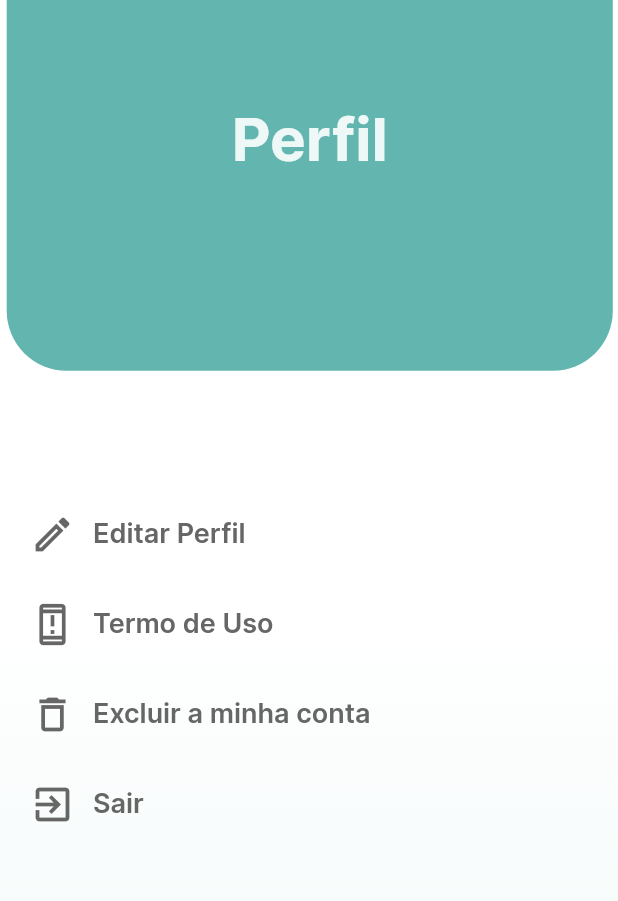
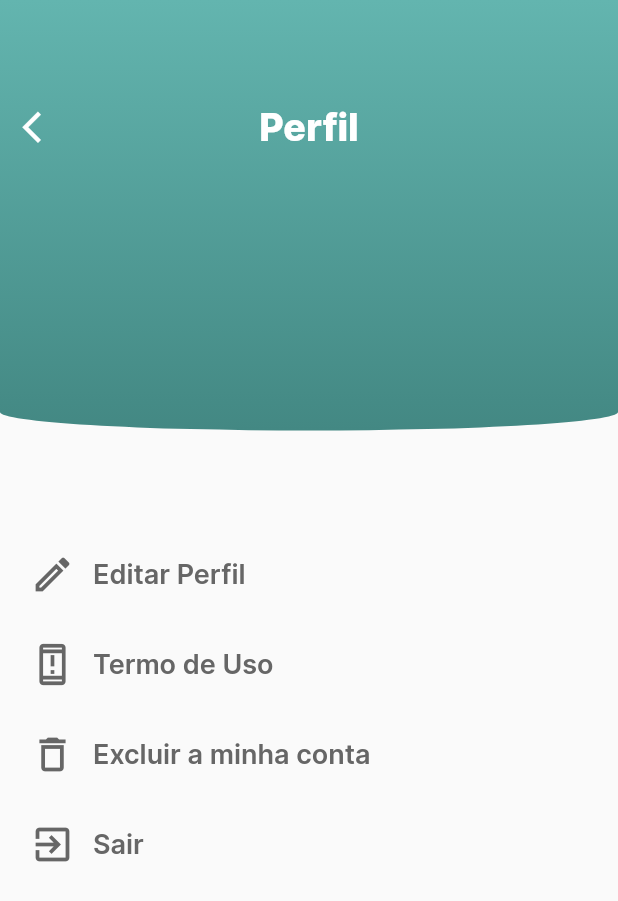
Before and after one commit to ramonzacarias/minha_estante, a Flutter app: the ProfilePage screen opened directly, on a phone screen of 412 x 824 dp. Shown: the top 901 px of the screen. Run offline on Flutter 3.47's test engine with Material 2 defaults, Android fonts, the phone set to English and light mode, and no system bars; our stand-ins replace firebase_auth, firebase_core, flutter_secure_storage, get_it; accounts and stored records are empty.

Commit message:
Criação do widget AppHeader e ajustes na page perfil

```diff
--- /dev/null
+++ b/lib/commom/widgets/app_header.dart
@@ -0,0 +1,72 @@
+import 'package:flutter/material.dart';
+import 'package:minha_estante/commom/constants/app_colors.dart';
+import 'package:minha_estante/commom/constants/app_text_styles.dart';
+import 'package:minha_estante/commom/constants/routes.dart';
+
+class AppHeader extends StatefulWidget {
+  final String? title;
+  const AppHeader({
+    super.key,
+    this.title,
+  });
+
+  @override
+  State<AppHeader> createState() => _AppHeaderState();
+}
+
+class _AppHeaderState extends State<AppHeader> {
+  @override
+  Widget build(BuildContext context) {
+    return Scaffold(
+      body: Stack(children: [
+        Positioned(
+          left: 0,
+          right: 0,
+          child: Container(
+            decoration: const BoxDecoration(
+              gradient: LinearGradient(
+                begin: Alignment.topCenter,
+                end: Alignment.bottomCenter,
+                colors: AppColors.greenGradient,
+              ),
+              borderRadius: BorderRadius.only(
+                bottomLeft: Radius.elliptical(500, 30),
+                bottomRight: Radius.elliptical(500, 30),
+              ),
+            ),
+            height: 287,
+          ),
+        ),
+        Positioned(
+          left: 15,
+          right: 0,
+          top: 70,
+          child: Row(
+            mainAxisAlignment: MainAxisAlignment.spaceBetween,
+            children: [
+              GestureDetector(
+                onTap: () =>
+                    Navigator.popAndPushNamed(context, NamedRoute.splash),
+                child: const Icon(
+                  Icons.arrow_back_ios,
+                  size: 25.0,
+                  color: AppColors.white,
+                ),
+              ),
+              Expanded(
+                child: Text(
+                  widget.title!,
+                  style: AppTextStyles.bigText.copyWith(color: AppColors.white),
+                  textAlign: TextAlign.center,
+                ),
+              ),
+              SizedBox(
+                width: 40.0,
+              ),
+            ],
+          ),
+        ),
+      ]),
+    );
+  }
+}
--- a/lib/features/edit_profile/profile_edit.dart
+++ b/lib/features/edit_profile/profile_edit.dart
@@ -27,7 +27,7 @@ class _EditProfileState extends State<EditProfile> {
   final _controller = locator.get<SignInController>();
 
   @override
-  void dispose(){
+  void dispose() {
     _nameController.dispose();
     _passwordController.dispose();
     _passwordConfirmController.dispose();
@@ -38,11 +38,9 @@ class _EditProfileState extends State<EditProfile> {
   Future<void> _sendPasswordResetEmail() async {
     User? user = FirebaseAuth.instance.currentUser;
 
-    if (user != null){
-
+    if (user != null) {
       await user.sendEmailVerification(); // Confirmação da alteração da senha
     }
-
   }
 
   @override
@@ -53,7 +51,7 @@ class _EditProfileState extends State<EditProfile> {
           Padding(
               padding: EdgeInsets.all(9.0),
               child: Column(
-              mainAxisAlignment: MainAxisAlignment.spaceAround,
+                mainAxisAlignment: MainAxisAlignment.spaceBetween,
                 children: [
                   // Botão para voltar a página Home
                   InkWell(
@@ -64,22 +62,26 @@ class _EditProfileState extends State<EditProfile> {
                       children: [
                         Icon(
                           Icons.arrow_back_outlined,
-                          size: 30,
+                          size: 25,
                           color: AppColors.graffite,
+                        ),
+                        Expanded(
+                          child: Text(
+                            'Edite seu Perfil!',
+                            textAlign: TextAlign.center,
+                            style: AppTextStyles.bigText.copyWith(
+                              color: AppColors.greenOne,
+                            ),
+                          ),
+                        ),
+                        SizedBox(
+                          width: 30.0,
                         ),
                       ],
                     ),
                   ),
-                  Text(
-                    'Edite seu Perfil!',
-                    textAlign: TextAlign.center,
-                    style: AppTextStyles.bigText40.copyWith(
-                      color: AppColors.greenOne,
-                    ),
-                  ),
                 ],
-            )
-          ),
+              )),
           const SizedBox(height: 20.0),
           Image.asset(
             'assets/images/livros.png',
@@ -100,9 +102,7 @@ class _EditProfileState extends State<EditProfile> {
                     UpperCaseTextInputFormatter(),
                   ],
                   validator: Validator.validateName,
-
                 ),
-
                 PasswordFormField(
                   controller: _passwordController,
                   labelText: "nova senha",
@@ -128,18 +128,22 @@ class _EditProfileState extends State<EditProfile> {
                   child: PrimaryButton(
                     text: 'Salvar Alterações',
                     onPressed: () async {
+                      if (_formKey.currentState!.validate()) {
+                        // Confere se as validações foram satisfeitas
 
-                      if (_formKey.currentState!.validate()){ // Confere se as validações foram satisfeitas
+                        if (_nameController.text.isNotEmpty) {
+                          // Se a informação de nome não for vazia, atualize o Nome do Usuário
 
-                        if (_nameController.text.isNotEmpty){ // Se a informação de nome não for vazia, atualize o Nome do Usuário
-
-                          await _controller.updateUserName("CURRENT_USER", _nameController.text);
+                          await _controller.updateUserName(
+                              "CURRENT_USER", _nameController.text);
                           await _sendPasswordResetEmail();
                         }
 
-                        if (_passwordController.text.isNotEmpty){ // Se a informação de senha não for vazia, atualize a Senha do Usuário
+                        if (_passwordController.text.isNotEmpty) {
+                          // Se a informação de senha não for vazia, atualize a Senha do Usuário
 
-                          await _controller.updatePassword(newPassword: _passwordController.text);
+                          await _controller.updatePassword(
+                              newPassword: _passwordController.text);
                         }
 
                         // Mensagem de sucesso para as atualizações salvas
@@ -152,8 +156,7 @@ class _EditProfileState extends State<EditProfile> {
                                     .copyWith(color: AppColors.darkGrey),
                               )),
                         );
-                      }else {
-
+                      } else {
                         // Mensagem de insucesso caso haja algum problema
                         ScaffoldMessenger.of(context).showSnackBar(
                           SnackBar(
@@ -165,7 +168,6 @@ class _EditProfileState extends State<EditProfile> {
                               )),
                         );
                       }
-
                     },
                   ),
                 ),
--- a/lib/features/profile/profile_page.dart
+++ b/lib/features/profile/profile_page.dart
@@ -2,6 +2,7 @@ import 'package:firebase_auth/firebase_auth.dart';
 import 'package:flutter/material.dart';
 import 'package:minha_estante/commom/constants/app_colors.dart';
 import 'package:minha_estante/commom/constants/app_text_styles.dart';
+import 'package:minha_estante/commom/widgets/app_header.dart';
 import 'package:minha_estante/commom/widgets/custom_bottom_sheet.dart';
 import 'package:minha_estante/services/secure_storage.dart';
 
@@ -17,72 +18,41 @@ class ProfilePage extends StatelessWidget {
     return Scaffold(
       body: Stack(
         children: [
-          Positioned.fill(
-            child: Container(
-              decoration: BoxDecoration(
-                gradient: LinearGradient(
-                  begin: Alignment.center,
-                  end: Alignment.bottomCenter,
-                  colors: [AppColors.white, AppColors.iceWhite],
-                ),
-              ),
-            ),
-          ),
-          Positioned.fill(
-            left: 3,
-            right: 2,
-            child: Align(
-              alignment: Alignment.topCenter,
-              child: Container(
-                padding: EdgeInsets.symmetric(horizontal: 150.0),
-                height: MediaQuery.of(context).size.height * 0.3,
-                decoration: BoxDecoration(
-                  color: AppColors.greenTwo,
-                  borderRadius: BorderRadius.only(
-                    bottomLeft: Radius.circular(40.0),
-                    bottomRight: Radius.circular(40.0),
-                  ),
-                ),
-                child: Column(
-                  children: [
-                    SizedBox(height: 68.0),
-                    Text(
-                      'Perfil',
-                      textAlign: TextAlign.center,
-                      style: AppTextStyles.bigText40.copyWith(
-                        color: AppColors.iceWhite,
-
-                      ),
-                    ),
-                  ],
-                ),
-              ),
-            ),
-          ),
-          Center(
+          const AppHeader(title: "Perfil",),
+          Positioned(
+            top: 300,
+            left: 0,
+            right: 0,
             child: Column(
               mainAxisAlignment: MainAxisAlignment.center,
               children: [
-                SizedBox(height: 68,),
+                SizedBox(
+                  height: 68,
+                ),
                 Container(
                   margin: EdgeInsets.symmetric(horizontal: 20.0),
                   child: InkWell(
                     onTap: () {
                       // Ação do botão
                       Navigator.popAndPushNamed(
-                        // Vai para a página de Editar Perfil
-                        context, NamedRoute.profileEdit
-                      );
+                          // Vai para a página de Editar Perfil
+                          context,
+                          NamedRoute.profileEdit);
                     },
                     child: Row(
                       children: [
-                        Icon(Icons.edit_outlined, size: 30, color: AppColors.grey,),
+                        Icon(
+                          Icons.edit_outlined,
+                          size: 30,
+                          color: AppColors.grey,
+                        ),
                         SizedBox(
                           width: 12.0,
                         ),
                         Text(
                           'Editar Perfil',
-                          style: AppTextStyles.mediumText18.copyWith(color: AppColors.grey),
+                          style: AppTextStyles.mediumText18
+                              .copyWith(color: AppColors.grey),
                         )
                       ],
                     ),
@@ -95,21 +65,20 @@ class ProfilePage extends StatelessWidget {
                   margin: EdgeInsets.symmetric(horizontal: 20.0),
                   child: InkWell(
                     onTap: () {
-                      // Ação do botão
-                      Navigator.popAndPushNamed(
-                        // Vai para a página de Termos de Uso
-                        context, NamedRoute.useTherms
-                      );
+                      // Ação do botão "Teste"
+                      Navigator.popAndPushNamed(context, NamedRoute.useTherms);
                     },
                     child: Row(
                       children: [
-                        Icon(Icons.security_update_warning_outlined, size: 30, color: AppColors.grey),
+                        Icon(Icons.security_update_warning_outlined,
+                            size: 30, color: AppColors.grey),
                         SizedBox(
                           width: 12.0,
                         ),
                         Text(
                           'Termo de Uso',
-                          style: AppTextStyles.mediumText18.copyWith(color: AppColors.grey),
+                          style: AppTextStyles.mediumText18
+                              .copyWith(color: AppColors.grey),
                         )
                       ],
                     ),
@@ -122,12 +91,13 @@ class ProfilePage extends StatelessWidget {
                   margin: EdgeInsets.symmetric(horizontal: 20.0),
                   child: InkWell(
                     onTap: () {
-
+                      // Ação do botão "Excluir a minha conta"
                       customModalBottomSheet(
                         context,
-                        content: "Clique em Apagar, se deseja realmente excluir sua conta!",
+                        content:
+                            "Clique em Apagar, se deseja realmente excluir sua conta!",
                         buttonText: 'Apagar.',
-                        onPressed:() {
+                        onPressed: () {
                           // Obtenha a instância do usuário atualmente autenticado
                           User? user = FirebaseAuth.instance.currentUser;
 
@@ -146,17 +116,18 @@ class ProfilePage extends StatelessWidget {
                           }
                         },
                       );
-
                     },
                     child: Row(
                       children: [
-                        Icon(Icons.delete_outline, size: 30, color: AppColors.grey),
+                        Icon(Icons.delete_outline,
+                            size: 30, color: AppColors.grey),
                         SizedBox(
                           width: 12.0,
                         ),
                         Text(
                           'Excluir a minha conta',
-                          style: AppTextStyles.mediumText18.copyWith(color: AppColors.grey),
+                          style: AppTextStyles.mediumText18
+                              .copyWith(color: AppColors.grey),
                         )
                       ],
                     ),
@@ -179,13 +150,15 @@ class ProfilePage extends StatelessWidget {
                     },
                     child: Row(
                       children: [
-                        Icon(Icons.exit_to_app_outlined, size: 30, color: AppColors.grey),
+                        Icon(Icons.exit_to_app_outlined,
+                            size: 30, color: AppColors.grey),
                         SizedBox(
                           width: 12.0,
                         ),
                         Text(
                           'Sair',
-                          style: AppTextStyles.mediumText18.copyWith(color: AppColors.grey),
+                          style: AppTextStyles.mediumText18
+                              .copyWith(color: AppColors.grey),
                         )
                       ],
                     ),
```
Lines whose indentation alone changed are shown as unchanged.
